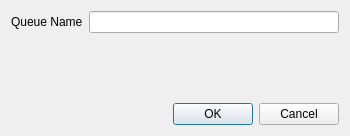
Above: libs/delilah/gui/forms/CreateDataQueueDlg.ui from telefonicaid/fiware-cosmos-platform before the change. Below: the same form after it.
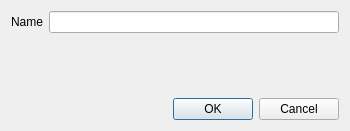
That is the form after the change.

Commit message: data types available on the platform are loaded on startup. Added dialog for creating KV queues - not functional yet, but already loading data types.

Patch:
```diff
--- a/libs/delilah/gui/forms/CreateDataQueueDlg.ui
+++ b/libs/delilah/gui/forms/CreateDataQueueDlg.ui
@@ -7,7 +7,7 @@
     <x>0</x>
     <y>0</y>
     <width>350</width>
-    <height>136</height>
+    <height>131</height>
    </rect>
   </property>
   <property name="windowTitle">
@@ -19,7 +19,7 @@
      <item>
       <widget class="QLabel" name="nameLabel">
        <property name="text">
-        <string>Queue Name</string>
+        <string>Name</string>
        </property>
       </widget>
      </item>
@@ -32,6 +32,12 @@
     <layout class="QHBoxLayout" name="errorLayout" stretch="0,1">
      <item>
       <widget class="QLabel" name="errorPixmapLabel">
+       <property name="minimumSize">
+        <size>
+         <width>41</width>
+         <height>43</height>
+        </size>
+       </property>
        <property name="text">
         <string/>
        </property>
```
The commit also changes 22 other files.
